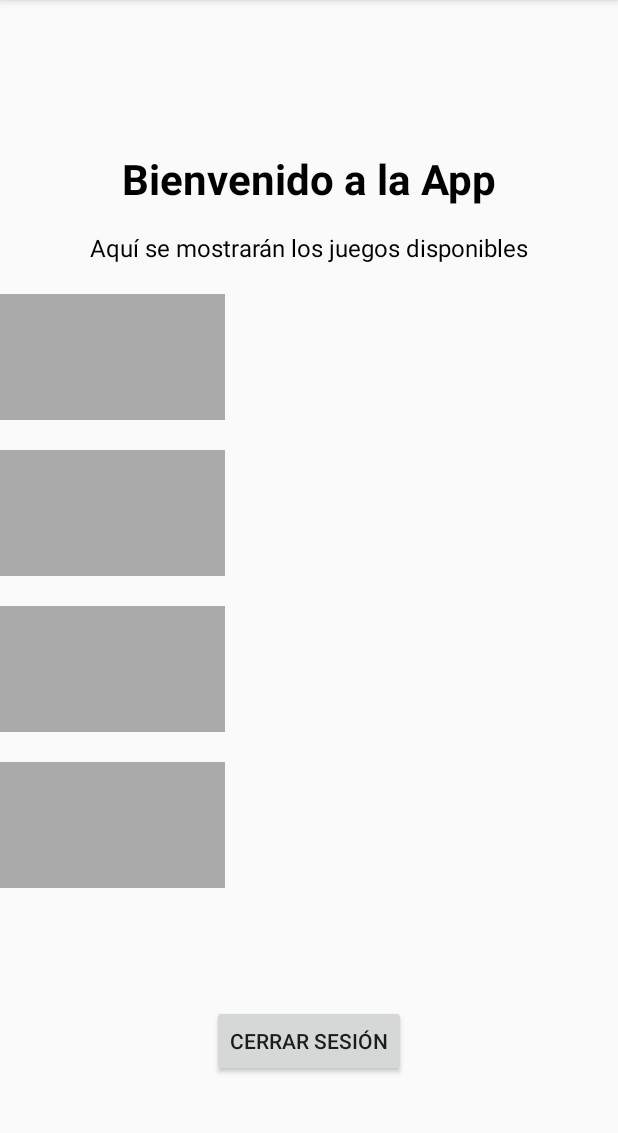
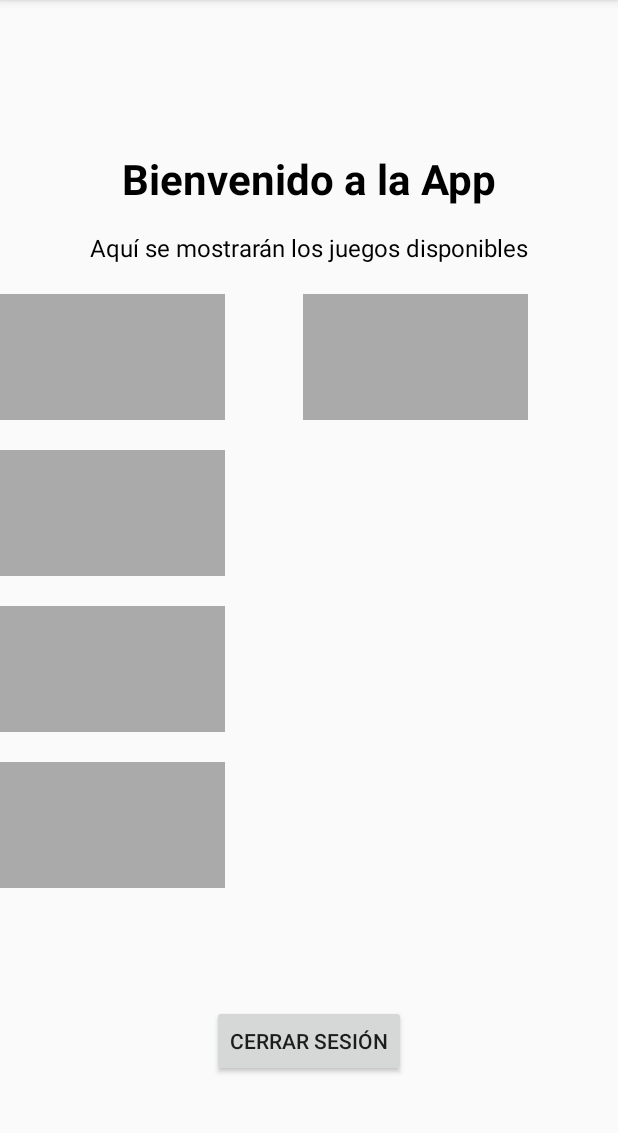
Before and after one commit to AVSL05/Android_Studio_Proyecto_final, an Android app: the MainActivity screen opened directly, with no data from a screen before it, on a phone screen of 412 x 824 dp, the part 84-1217 px from its top. Run offline under Robolectric (Android 15) with nearby library versions, the phone set to English and light mode, and no system bars; 1 statement that could not run was skipped.

Commit message:
Tetris, Integracion del juego Tetris en la seleccion de vidojuegos y gif placeholder

```diff
--- a/app/src/main/java/com/example/proyecto_final/MainActivity.kt
+++ b/app/src/main/java/com/example/proyecto_final/MainActivity.kt
@@ -18,6 +18,7 @@ import com.example.proyecto_final.Juegos.MemoramaActivity
 import com.example.proyecto_final.Juegos.Snake
 import com.example.proyecto_final.Juegos.SudokuActivity
 import com.example.proyecto_final.utils.SessionManager
+import android.widget.Toast
 
 // Actividad principal que muestra información del usuario y permite cerrar sesión
 
@@ -96,6 +97,22 @@ class MainActivity : AppCompatActivity() {
             val intent = Intent(this, Buscaminas::class.java)
             startActivity(intent)
         }
+
+        // --------- NUEVO: Wiring Tetris (imagen + botón) ---------
+        // Cargar GIF de Tetris si existe en res/raw/tetris (si no existe, Glide simplemente no mostrará animación)
+        val imageTetris = findViewById<ImageView>(R.id.imageTetris)
+        val tetrisUri = Uri.parse("android.resource://" + packageName + "/raw/tetris")
+        Glide.with(this).asGif().load(tetrisUri).into(imageTetris)
+        val btnPlayTetris = findViewById<Button>(R.id.btnPlayTetris)
+
+        // Mostrar el botón al tocar la imagen (mismo patrón que otros juegos)
+        imageTetris.setOnClickListener { btnPlayTetris.visibility = View.VISIBLE }
+
+        // Por ahora mostramos un Toast. En el siguiente paso, lo reemplazamos por Intent hacia TetrisActivity
+        btnPlayTetris.setOnClickListener {
+            // TODO: Reemplazar por: startActivity(Intent(this, TetrisActivity::class.java)) cuando esté creada y registrada
+            Toast.makeText(this, "Tetris estará disponible en unos instantes", Toast.LENGTH_SHORT).show()
+        }
     }
 
     private fun setupUserInfo() {
--- a/app/src/main/res/layout/activity_main.xml
+++ b/app/src/main/res/layout/activity_main.xml
@@ -156,11 +156,38 @@
         android:id="@+id/btnPlayBuscaMinas"
         android:layout_width="wrap_content"
         android:layout_height="wrap_content"
+        android:layout_marginTop="40dp"
         android:text="Jugar BuscaMinas"
         android:visibility="gone"
-        app:layout_constraintTop_toBottomOf="@+id/imageBuscaMinas"
+        app:layout_constraintEnd_toEndOf="@+id/imageBuscaMinas"
         app:layout_constraintStart_toStartOf="@+id/imageBuscaMinas"
-        app:layout_constraintEnd_toEndOf="@+id/imageBuscaMinas"
+        app:layout_constraintTop_toBottomOf="@+id/imageBuscaMinas" />
+
+    <!-- Quinto PlayerView para Tetris -->
+    <!-- ImageView para mostrar GIF de Tetris (placeholder) -->
+    <ImageView
+        android:id="@+id/imageTetris"
+        android:layout_width="150dp"
+        android:layout_height="0dp"
+        android:layout_marginStart="52dp"
+        android:adjustViewBounds="true"
+        android:background="@android:color/darker_gray"
+        android:contentDescription="GIF Tetris"
+        android:scaleType="centerCrop"
+        app:layout_constraintDimensionRatio="16:9"
+        app:layout_constraintStart_toEndOf="@+id/imageSnake"
+        app:layout_constraintTop_toTopOf="@+id/imageSnake" />
+
+    <!-- Botón para iniciar Tetris (se mostrará al tocar el GIF) -->
+    <Button
+        android:id="@+id/btnPlayTetris"
+        android:layout_width="wrap_content"
+        android:layout_height="wrap_content"
+        android:text="Jugar Tetris"
+        android:visibility="gone"
+        app:layout_constraintTop_toBottomOf="@+id/imageTetris"
+        app:layout_constraintStart_toStartOf="@+id/imageTetris"
+        app:layout_constraintEnd_toEndOf="@+id/imageTetris"
         android:layout_marginTop="8dp" />
 
 </androidx.constraintlayout.widget.ConstraintLayout>
```
Also changed, not shown: 1 other file.
